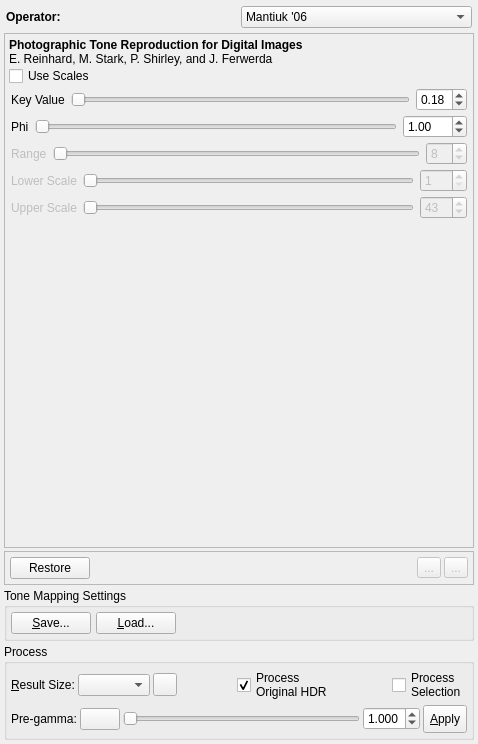
Before: the Qt Designer form forms/TonemappingPanel.ui in LuminanceHDR/LuminanceHDR, drawn with Qt 5.
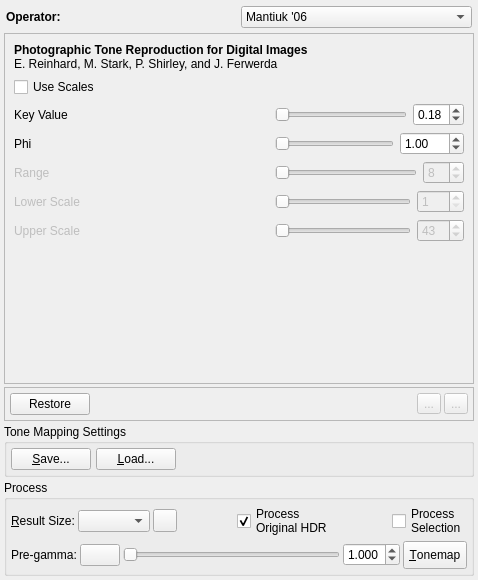
After: the same form once the commit is applied. The open tabs and pages were chosen to show the change. Icons and pictures are not drawn.

Commit message: Better looking Panel and Dialog

What changed in the file:
```diff
--- a/forms/TonemappingPanel.ui
+++ b/forms/TonemappingPanel.ui
@@ -7,15 +7,27 @@
     <x>0</x>
     <y>0</y>
     <width>478</width>
-    <height>744</height>
+    <height>580</height>
    </rect>
   </property>
+  <property name="sizePolicy">
+   <sizepolicy hsizetype="Preferred" vsizetype="Fixed">
+    <horstretch>0</horstretch>
+    <verstretch>0</verstretch>
+   </sizepolicy>
+  </property>
   <property name="minimumSize">
    <size>
     <width>270</width>
     <height>0</height>
    </size>
   </property>
+  <property name="maximumSize">
+   <size>
+    <width>16777215</width>
+    <height>805</height>
+   </size>
+  </property>
   <property name="windowIcon">
    <iconset resource="../icons.qrc">
     <normaloff>:/new/prefix1/images/luminance.png</normaloff>:/new/prefix1/images/luminance.png</iconset>
@@ -1042,15 +1054,7 @@
          </sizepolicy>
         </property>
         <layout class="QGridLayout" name="gridLayout_9">
-         <property name="horizontalSpacing">
-          <number>3</number>
-         </property>
-         <property name="margin">
-          <number>4</number>
-         </property>
          <item row="0" column="0">
-          <layout class="QVBoxLayout" name="verticalLayout_5">
-           <item>
             <widget class="QLabel" name="label_desc_reinhard02">
              <property name="sizePolicy">
               <sizepolicy hsizetype="Preferred" vsizetype="Minimum">
@@ -1069,21 +1073,17 @@
              </property>
             </widget>
            </item>
-           <item>
+         <item row="1" column="0">
             <widget class="QCheckBox" name="usescalescheckbox">
              <property name="text">
               <string>Use Scales</string>
              </property>
             </widget>
            </item>
+         <item row="2" column="0">
+          <layout class="QHBoxLayout" name="horizontalLayout_30">
            <item>
-            <layout class="QHBoxLayout" name="_25">
-             <property name="spacing">
-              <number>6</number>
-             </property>
-             <property name="margin">
-              <number>2</number>
-             </property>
+            <layout class="QVBoxLayout" name="verticalLayout_15">
              <item>
               <widget class="QLabel" name="label_key">
                <property name="text">
@@ -1092,6 +1092,62 @@
               </widget>
              </item>
              <item>
+              <widget class="QLabel" name="label_phi">
+               <property name="text">
+                <string>Phi</string>
+               </property>
+              </widget>
+             </item>
+             <item>
+              <widget class="QLabel" name="label_range">
+               <property name="enabled">
+                <bool>false</bool>
+               </property>
+               <property name="text">
+                <string>Range</string>
+               </property>
+              </widget>
+             </item>
+             <item>
+              <widget class="QLabel" name="label_lowerscale">
+               <property name="enabled">
+                <bool>false</bool>
+               </property>
+               <property name="text">
+                <string>Lower Scale</string>
+               </property>
+              </widget>
+             </item>
+             <item>
+              <widget class="QLabel" name="label_upperscale">
+               <property name="enabled">
+                <bool>false</bool>
+               </property>
+               <property name="text">
+                <string>Upper Scale</string>
+               </property>
+              </widget>
+             </item>
+            </layout>
+           </item>
+           <item>
+            <spacer name="horizontalSpacer_10">
+             <property name="orientation">
+              <enum>Qt::Horizontal</enum>
+             </property>
+             <property name="sizeHint" stdset="0">
+              <size>
+               <width>40</width>
+               <height>20</height>
+              </size>
+             </property>
+            </spacer>
+           </item>
+           <item>
+            <layout class="QVBoxLayout" name="verticalLayout_5">
+             <item>
+              <layout class="QHBoxLayout" name="horizontalLayout_29">
+               <item>
               <widget class="QSlider" name="keySlider">
                <property name="cursor">
                 <cursorShape>PointingHandCursor</cursorShape>
@@ -1120,20 +1176,7 @@
             </layout>
            </item>
            <item>
-            <layout class="QHBoxLayout" name="_26">
-             <property name="spacing">
-              <number>6</number>
-             </property>
-             <property name="margin">
-              <number>2</number>
-             </property>
-             <item>
-              <widget class="QLabel" name="label_phi">
-               <property name="text">
-                <string>Phi</string>
-               </property>
-              </widget>
-             </item>
+              <layout class="QHBoxLayout" name="horizontalLayout_28">
              <item>
               <widget class="QSlider" name="phiSlider">
                <property name="cursor">
@@ -1163,23 +1206,7 @@
             </layout>
            </item>
            <item>
-            <layout class="QHBoxLayout" name="_23">
-             <property name="spacing">
-              <number>6</number>
-             </property>
-             <property name="margin">
-              <number>2</number>
-             </property>
-             <item>
-              <widget class="QLabel" name="label_range">
-               <property name="enabled">
-                <bool>false</bool>
-               </property>
-               <property name="text">
-                <string>Range</string>
-               </property>
-              </widget>
-             </item>
+              <layout class="QHBoxLayout" name="horizontalLayout_27">
              <item>
               <widget class="QSlider" name="range2Slider">
                <property name="enabled">
@@ -1227,23 +1254,7 @@
             </layout>
            </item>
            <item>
-            <layout class="QHBoxLayout" name="_21">
-             <property name="spacing">
-              <number>6</number>
-             </property>
-             <property name="margin">
-              <number>2</number>
-             </property>
-             <item>
-              <widget class="QLabel" name="label_lowerscale">
-               <property name="enabled">
-                <bool>false</bool>
-               </property>
-               <property name="text">
-                <string>Lower Scale</string>
-               </property>
-              </widget>
-             </item>
+              <layout class="QHBoxLayout" name="horizontalLayout_26">
              <item>
               <widget class="QSlider" name="lowerSlider">
                <property name="enabled">
@@ -1288,23 +1299,7 @@
             </layout>
            </item>
            <item>
-            <layout class="QHBoxLayout" name="_24">
-             <property name="spacing">
-              <number>6</number>
-             </property>
-             <property name="margin">
-              <number>2</number>
-             </property>
-             <item>
-              <widget class="QLabel" name="label_upperscale">
-               <property name="enabled">
-                <bool>false</bool>
-               </property>
-               <property name="text">
-                <string>Upper Scale</string>
-               </property>
-              </widget>
-             </item>
+              <layout class="QHBoxLayout" name="horizontalLayout_25">
              <item>
               <widget class="QSlider" name="upperSlider">
                <property name="enabled">
@@ -1348,7 +1343,11 @@
              </item>
             </layout>
            </item>
-           <item>
+            </layout>
+           </item>
+          </layout>
+         </item>
+         <item row="3" column="0">
             <spacer name="spacer_5">
              <property name="orientation">
               <enum>Qt::Vertical</enum>
@@ -1359,12 +1358,10 @@
              <property name="sizeHint" stdset="0">
               <size>
                <width>20</width>
-               <height>10</height>
+             <height>0</height>
               </size>
              </property>
             </spacer>
-           </item>
-          </layout>
          </item>
         </layout>
        </widget>
@@ -2434,7 +2431,7 @@
                <string>Use current parameters above (pregamma and tone mapping operator) to compute an LDR image</string>
               </property>
               <property name="text">
-               <string>&amp;Apply</string>
+               <string>&amp;Tonemap</string>
               </property>
               <property name="icon">
                <iconset resource="../icons.qrc">
```
Left out of the diff: 806 changed lines with no effect on the pictures. Lines whose indentation alone changed are shown as unchanged. The commit also changes 1 other file.
